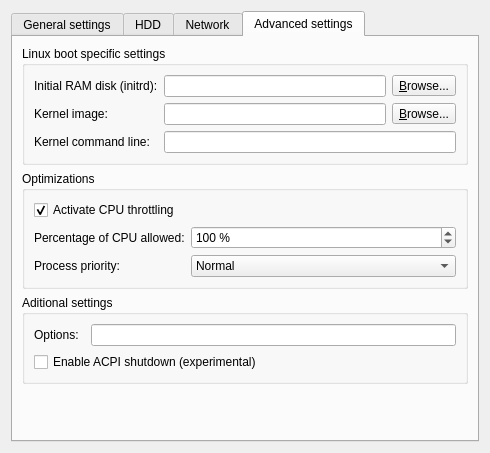
Qt form gns3/modules/qemu/ui/qemu_vm_configuration_page.ui (GNS3/gns3-gui) before a commit.
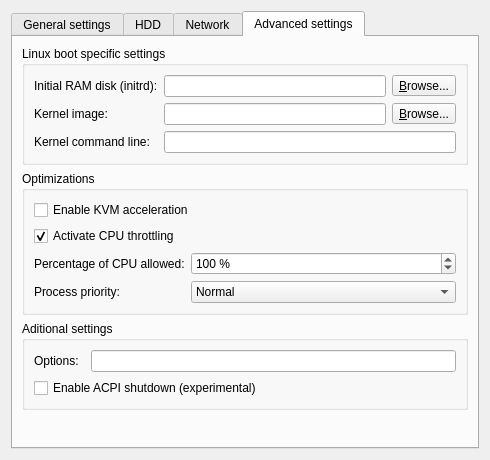
The same form after that commit. The open tabs and pages were chosen to show the change.

Commit message: Enable KVM acceleration option.

Diff of the .ui file:
```diff
--- a/gns3/modules/qemu/ui/qemu_vm_configuration_page.ui
+++ b/gns3/modules/qemu/ui/qemu_vm_configuration_page.ui
@@ -7,7 +7,7 @@
     <x>0</x>
     <y>0</y>
     <width>490</width>
-    <height>453</height>
+    <height>460</height>
    </rect>
   </property>
   <property name="windowTitle">
@@ -394,7 +394,7 @@
           <string>Optimizations</string>
          </property>
          <layout class="QGridLayout" name="gridLayout">
-          <item row="0" column="0" colspan="2">
+          <item row="1" column="0" colspan="2">
            <widget class="QCheckBox" name="uiActivateCPUThrottlingCheckBox">
             <property name="text">
              <string>Activate CPU throttling</string>
@@ -404,14 +404,14 @@
             </property>
            </widget>
           </item>
-          <item row="1" column="0">
+          <item row="2" column="0">
            <widget class="QLabel" name="uiCPUThrottlingLabel">
             <property name="text">
              <string>Percentage of CPU allowed:</string>
             </property>
            </widget>
           </item>
-          <item row="1" column="1">
+          <item row="2" column="1">
            <widget class="QSpinBox" name="uiCPUThrottlingSpinBox">
             <property name="suffix">
              <string> %</string>
@@ -427,14 +427,14 @@
             </property>
            </widget>
           </item>
-          <item row="2" column="0">
+          <item row="3" column="0">
            <widget class="QLabel" name="uiProcessPriorityLabel">
             <property name="text">
              <string>Process priority:</string>
             </property>
            </widget>
           </item>
-          <item row="2" column="1">
+          <item row="3" column="1">
            <widget class="QComboBox" name="uiProcessPriorityComboBox">
             <property name="sizePolicy">
              <sizepolicy hsizetype="Expanding" vsizetype="Fixed">
@@ -477,6 +477,13 @@
             </item>
            </widget>
           </item>
+          <item row="0" column="0" colspan="2">
+           <widget class="QCheckBox" name="uiKVMAccelerationCheckBox">
+            <property name="text">
+             <string>Enable KVM acceleration</string>
+            </property>
+           </widget>
+          </item>
          </layout>
         </widget>
        </item>
```
The commit also changes 5 other files.
